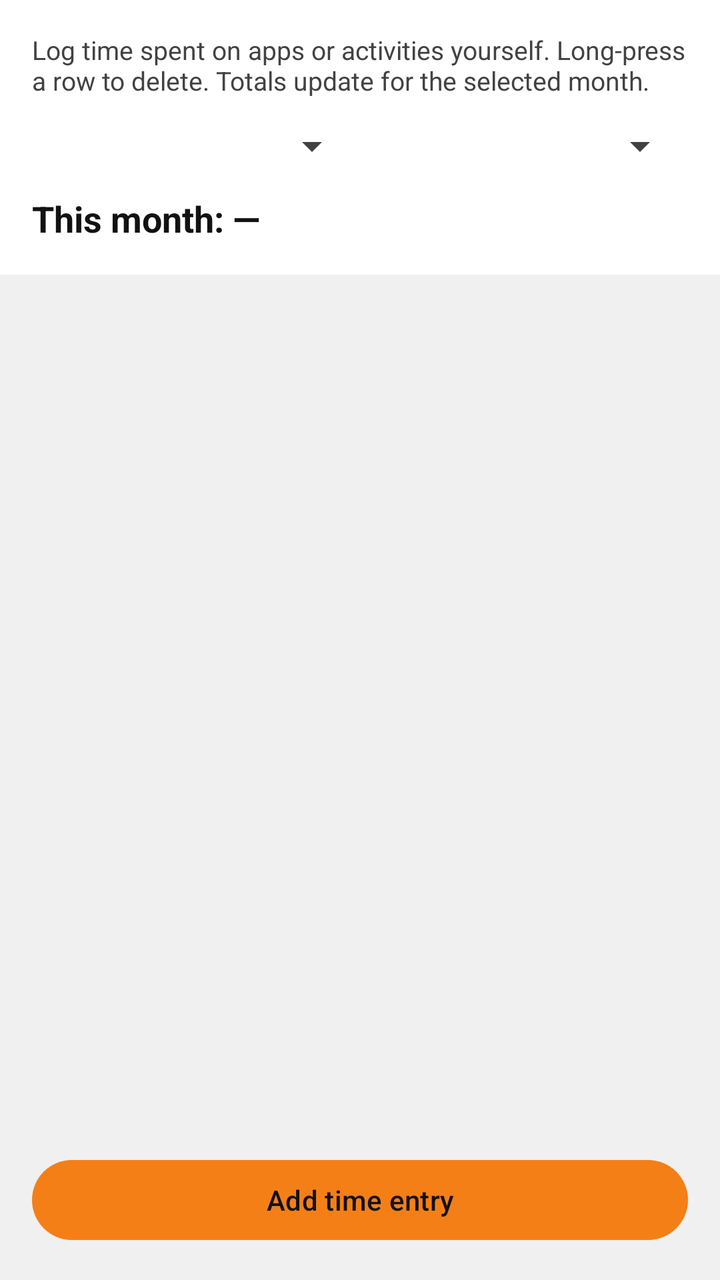
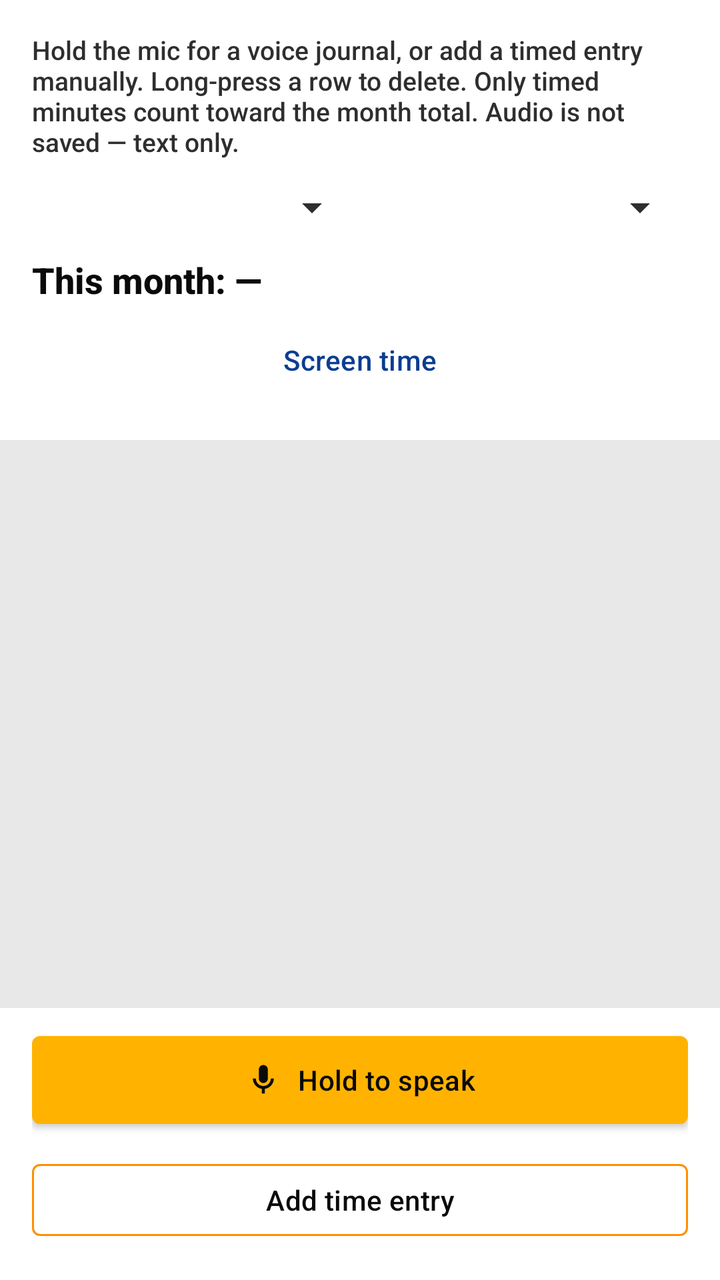

The first picture is an Android layout as it rendered before a commit; the second is the same layout after the commit. The layout source and the unified diff follow.
<!-- AndroidManifest.xml: application theme Theme.MoneyManager -->
<!-- res/layout/fragment_time_home.xml -->
<?xml version="1.0" encoding="utf-8"?>
<LinearLayout xmlns:android="http://schemas.android.com/apk/res/android"
    xmlns:app="http://schemas.android.com/apk/res-auto"
    android:layout_width="match_parent"
    android:layout_height="match_parent"
    android:orientation="vertical"
    android:background="@color/background_gray">

    <LinearLayout
        android:layout_width="match_parent"
        android:layout_height="wrap_content"
        android:orientation="vertical"
        android:padding="16dp"
        android:background="@color/surface_white">

        <TextView
            android:layout_width="match_parent"
            android:layout_height="wrap_content"
            android:text="@string/time_hint"
            android:textColor="@color/text_secondary"
            android:textSize="13sp" />

        <LinearLayout
            android:layout_width="match_parent"
            android:layout_height="wrap_content"
            android:layout_marginTop="12dp"
            android:orientation="horizontal"
            android:gravity="center_vertical">

            <Spinner
                android:id="@+id/spinner_time_month"
                android:layout_width="0dp"
                android:layout_height="wrap_content"
                android:layout_weight="1" />

            <Spinner
                android:id="@+id/spinner_time_year"
                android:layout_width="0dp"
                android:layout_height="wrap_content"
                android:layout_weight="1" />
        </LinearLayout>

        <TextView
            android:id="@+id/tv_time_month_total"
            android:layout_width="match_parent"
            android:layout_height="wrap_content"
            android:layout_marginTop="12dp"
            android:textColor="@color/text_primary"
            android:textSize="18sp"
            android:textStyle="bold"
            android:text="@string/time_month_total_placeholder" />
    </LinearLayout>

    <TextView
        android:id="@+id/tv_time_empty"
        android:layout_width="match_parent"
        android:layout_height="wrap_content"
        android:padding="24dp"
        android:gravity="center"
        android:text="@string/time_empty"
        android:textColor="@color/text_secondary"
        android:visibility="gone" />

    <androidx.recyclerview.widget.RecyclerView
        android:id="@+id/rv_time_entries"
        android:layout_width="match_parent"
        android:layout_height="0dp"
        android:layout_weight="1"
        android:padding="8dp"
        android:clipToPadding="false" />

    <com.google.android.material.button.MaterialButton
        android:id="@+id/btn_add_time"
        android:layout_width="match_parent"
        android:layout_height="wrap_content"
        android:layout_margin="16dp"
        android:text="@string/time_add"
        android:textColor="@color/button_on_yellow"
        app:backgroundTint="@color/primary_yellow_dark" />
</LinearLayout>
<!-- resources referenced by this layout -->
<resources>
  <color name="background_gray">#F0F0F0</color>
  <color name="button_on_yellow">#121212</color>
  <color name="primary_yellow_dark">#F57F17</color>
  <color name="surface_white">#FFFFFF</color>
  <color name="text_primary">#121212</color>
  <color name="text_secondary">#424242</color>
  <string name="time_add">Add time entry</string>
  <string name="time_empty">No time logged this month. Tap Add time entry.</string>
  <string name="time_hint">Log time spent on apps or activities yourself. Long-press a row to delete. Totals update for the selected month.</string>
  <string name="time_month_total_placeholder">This month: —</string>
  <style name="Theme.MoneyManager" parent="Base.Theme.MoneyManager" />
  <style name="Base.Theme.MoneyManager" parent="Theme.Material3.DayNight.NoActionBar">
          <item name="colorPrimary">@color/primary_yellow</item>
          <item name="colorPrimaryVariant">@color/primary_yellow_dark</item>
          <item name="colorOnPrimary">@color/text_primary</item>
          <item name="colorSecondary">@color/accent_blue</item>
          <item name="colorSecondaryVariant">@color/teal_700</item>
          <item name="colorOnSecondary">@color/white</item>
          <item name="android:statusBarColor">@color/primary_yellow_dark</item>
          <item name="android:navigationBarColor">@color/background_gray</item>
          <item name="android:windowBackground">@color/background_gray</item>
          <item name="colorSurface">@color/surface_white</item>
          <item name="colorOnSurface">@color/text_primary</item>
          <item name="android:textColorPrimary">@color/text_primary</item>
          <item name="android:textColorSecondary">@color/text_secondary</item>
      </style>
  <color name="primary_yellow">#F9A825</color>
  <color name="accent_blue">#0D47A1</color>
  <color name="teal_700">#00695C</color>
  <color name="white">#FFFFFFFF</color>
</resources>

<!-- the commit's change to res/layout/fragment_time_home.xml (unified diff, before → after) -->
@@ -49,6 +49,15 @@
             android:textSize="18sp"
             android:textStyle="bold"
             android:text="@string/time_month_total_placeholder" />
+
+        <com.google.android.material.button.MaterialButton
+            android:id="@+id/btn_open_usage"
+            style="@style/Widget.MaterialComponents.Button.TextButton"
+            android:layout_width="match_parent"
+            android:layout_height="wrap_content"
+            android:layout_marginTop="4dp"
+            android:text="@string/usage_open_from_time"
+            android:textColor="@color/accent_blue" />
     </LinearLayout>
 
     <TextView
@@ -69,12 +78,47 @@
         android:padding="8dp"
         android:clipToPadding="false" />
 
-    <com.google.android.material.button.MaterialButton
-        android:id="@+id/btn_add_time"
+    <LinearLayout
         android:layout_width="match_parent"
         android:layout_height="wrap_content"
-        android:layout_margin="16dp"
-        android:text="@string/time_add"
-        android:textColor="@color/button_on_yellow"
-        app:backgroundTint="@color/primary_yellow_dark" />
+        android:orientation="vertical"
+        android:paddingStart="16dp"
+        android:paddingEnd="16dp"
+        android:paddingBottom="16dp"
+        android:background="@color/surface_white">
+
+        <TextView
+            android:id="@+id/tv_voice_status"
+            android:layout_width="match_parent"
+            android:layout_height="wrap_content"
+            android:layout_marginTop="8dp"
+            android:gravity="center"
+            android:minHeight="20dp"
+            android:textColor="@color/text_secondary"
+            android:textSize="13sp"
+            android:visibility="gone" />
+
+        <com.google.android.material.button.MaterialButton
+            android:id="@+id/btn_voice_journal"
+            style="@style/Widget.MaterialComponents.Button"
+            android:layout_width="match_parent"
+            android:layout_height="56dp"
+            android:layout_marginTop="8dp"
+            android:text="@string/voice_journal_hold"
+            android:textColor="@color/button_on_yellow"
+            app:backgroundTint="@color/primary_yellow"
+            app:icon="@drawable/ic_mic"
+            app:iconGravity="textStart"
+            app:iconTint="@color/button_on_yellow" />
+
+        <com.google.android.material.button.MaterialButton
+            android:id="@+id/btn_add_time"
+            style="@style/Widget.MaterialComponents.Button.OutlinedButton"
+            android:layout_width="match_parent"
+            android:layout_height="wrap_content"
+            android:layout_marginTop="8dp"
+            android:text="@string/time_add"
+            android:textColor="@color/text_primary"
+            app:strokeColor="@color/primary_yellow_dark" />
+    </LinearLayout>
 </LinearLayout>
<!-- resource entries referenced after the edit -->
@@ -1,15 +1,31 @@
 <!-- resources referenced by this layout -->
 <resources>
-  <color name="background_gray">#F0F0F0</color>
-  <color name="button_on_yellow">#121212</color>
-  <color name="primary_yellow_dark">#F57F17</color>
+  <color name="background_gray">#E8E8E8</color>
+  <color name="button_on_yellow">#0A0A0A</color>
+  <color name="primary_yellow_dark">#FF8F00</color>
   <color name="surface_white">#FFFFFF</color>
-  <color name="text_primary">#121212</color>
-  <color name="text_secondary">#424242</color>
+  <color name="text_primary">#0A0A0A</color>
+  <color name="text_secondary">#2E2E2E</color>
+  <!-- drawable ic_mic (drawable) -->
+  <?xml version="1.0" encoding="utf-8"?>
+  <vector xmlns:android="http://schemas.android.com/apk/res/android"
+      android:width="24dp"
+      android:height="24dp"
+      android:viewportWidth="24"
+      android:viewportHeight="24">
+      <path
+          android:fillColor="#0A0A0A"
+          android:pathData="M12,14c1.66,0 3,-1.34 3,-3V5c0,-1.66 -1.34,-3 -3,-3S9,3.34 9,5v6c0,1.66 1.34,3 3,3z" />
+      <path
+          android:fillColor="#0A0A0A"
+          android:pathData="M17,11c0,2.76 -2.24,5 -5,5s-5,-2.24 -5,-5H5c0,3.53 2.61,6.43 6,6.92V21h2v-3.08c3.39,-0.49 6,-3.39 6,-6.92h-2z" />
+  </vector>
   <string name="time_add">Add time entry</string>
-  <string name="time_empty">No time logged this month. Tap Add time entry.</string>
-  <string name="time_hint">Log time spent on apps or activities yourself. Long-press a row to delete. Totals update for the selected month.</string>
+  <string name="time_empty">Nothing this month. Hold the mic to journal, or add a time entry.</string>
+  <string name="time_hint">Hold the mic for a voice journal, or add a timed entry manually. Long-press a row to delete. Only timed minutes count toward the month total. Audio is not saved — text only.</string>
   <string name="time_month_total_placeholder">This month: —</string>
+  <string name="usage_open_from_time">Screen time</string>
+  <string name="voice_journal_hold">Hold to speak</string>
   <style name="Theme.MoneyManager" parent="Base.Theme.MoneyManager" />
   <style name="Base.Theme.MoneyManager" parent="Theme.Material3.DayNight.NoActionBar">
           <item name="colorPrimary">@color/primary_yellow</item>
@@ -25,10 +41,26 @@
           <item name="colorOnSurface">@color/text_primary</item>
           <item name="android:textColorPrimary">@color/text_primary</item>
           <item name="android:textColorSecondary">@color/text_secondary</item>
+          <item name="android:textColorHint">@color/text_secondary</item>
+          <item name="android:fontFamily">sans-serif-medium</item>
+          <item name="materialButtonStyle">@style/Widget.Jaruri.Button</item>
+          <item name="borderlessButtonStyle">@style/Widget.Jaruri.Button.Text</item>
+          <item name="dividerHorizontal">@color/hairline</item>
+          <item name="dividerVertical">@color/hairline</item>
       </style>
-  <color name="primary_yellow">#F9A825</color>
-  <color name="accent_blue">#0D47A1</color>
+  <color name="primary_yellow">#FFB300</color>
+  <color name="accent_blue">#0B3D91</color>
   <color name="teal_700">#00695C</color>
   <color name="white">#FFFFFFFF</color>
+  <style name="Widget.Jaruri.Button" parent="Widget.Material3.Button">
+          <item name="android:textAllCaps">false</item>
+          <item name="android:letterSpacing">0.01</item>
+          <item name="cornerRadius">6dp</item>
+      </style>
+  <style name="Widget.Jaruri.Button.Text" parent="Widget.Material3.Button.TextButton">
+          <item name="android:textAllCaps">false</item>
+          <item name="android:letterSpacing">0.01</item>
+      </style>
+  <color name="hairline">#757575</color>
 </resources>
 
